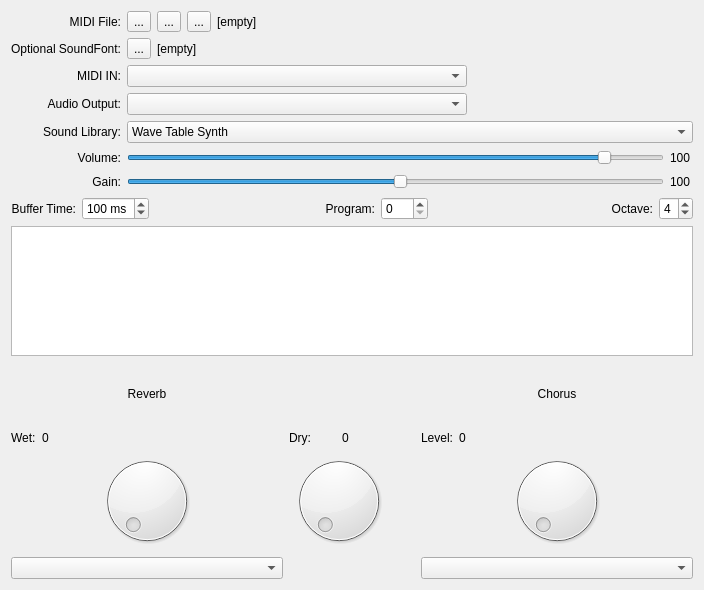
Before: the Qt Designer form guisynth/mainwindow.ui in pedrolcl/multiplatform-sonivoxeas, drawn with Qt 5.
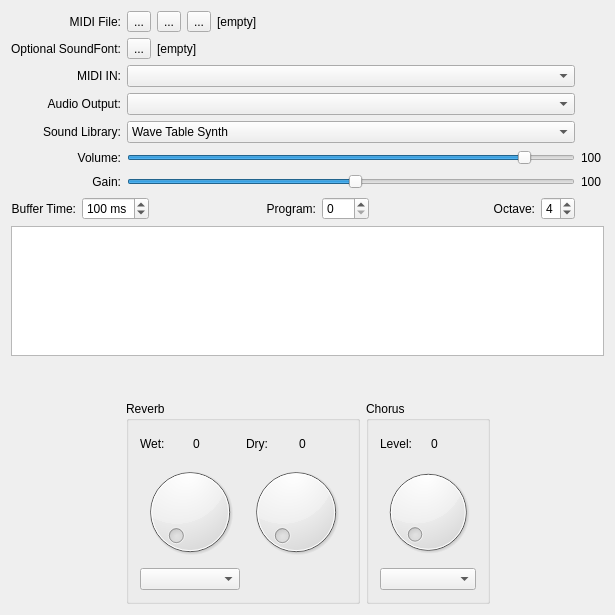
After: the same form once the commit is applied. Icons and pictures are not drawn. Custom widgets are drawn as their Qt base class.

```diff
--- a/guisynth/mainwindow.ui
+++ b/guisynth/mainwindow.ui
@@ -6,8 +6,8 @@
    <rect>
     <x>0</x>
     <y>0</y>
-    <width>704</width>
-    <height>590</height>
+    <width>615</width>
+    <height>615</height>
    </rect>
   </property>
   <property name="sizePolicy">
@@ -18,8 +18,8 @@
   </property>
   <property name="minimumSize">
    <size>
-    <width>474</width>
-    <height>496</height>
+    <width>615</width>
+    <height>615</height>
    </size>
   </property>
   <property name="windowTitle">
@@ -36,186 +36,7 @@
      <verstretch>0</verstretch>
     </sizepolicy>
    </property>
-   <layout class="QGridLayout" name="gridLayout_2">
-    <item row="2" column="0" colspan="4">
-     <widget class="drumstick::widgets::PianoKeybd" name="pianoKeybd">
-      <property name="sizePolicy">
-       <sizepolicy hsizetype="Expanding" vsizetype="Fixed">
-        <horstretch>0</horstretch>
-        <verstretch>0</verstretch>
-       </sizepolicy>
-      </property>
-      <property name="minimumSize">
-       <size>
-        <width>450</width>
-        <height>130</height>
-       </size>
-      </property>
-      <property name="maximumSize">
-       <size>
-        <width>16777215</width>
-        <height>130</height>
-       </size>
-      </property>
-      <property name="baseSize">
-       <size>
-        <width>450</width>
-        <height>130</height>
-       </size>
-      </property>
-      <property name="baseOctave" stdset="0">
-       <number>3</number>
-      </property>
-      <property name="numKeys" stdset="0">
-       <number>25</number>
-      </property>
-      <property name="keyPressedColor" stdset="0">
-       <color>
-        <red>255</red>
-        <green>0</green>
-        <blue>0</blue>
-       </color>
-      </property>
-     </widget>
-    </item>
-    <item row="3" column="0">
-     <widget class="QLabel" name="lblReverb">
-      <property name="text">
-       <string>Reverb</string>
-      </property>
-      <property name="alignment">
-       <set>Qt::AlignmentFlag::AlignCenter</set>
-      </property>
-     </widget>
-    </item>
-    <item row="3" column="2">
-     <spacer name="verticalSpacer">
-      <property name="orientation">
-       <enum>Qt::Orientation::Vertical</enum>
-      </property>
-      <property name="sizeHint" stdset="0">
-       <size>
-        <width>20</width>
-        <height>8</height>
-       </size>
-      </property>
-     </spacer>
-    </item>
-    <item row="3" column="3">
-     <widget class="QLabel" name="lblChorus">
-      <property name="text">
-       <string>Chorus</string>
-      </property>
-      <property name="alignment">
-       <set>Qt::AlignmentFlag::AlignCenter</set>
-      </property>
-     </widget>
-    </item>
-    <item row="4" column="0">
-     <layout class="QHBoxLayout" name="horizontalLayout_4">
-      <item>
-       <widget class="QLabel" name="lblWet">
-        <property name="sizePolicy">
-         <sizepolicy hsizetype="Minimum" vsizetype="Minimum">
-          <horstretch>0</horstretch>
-          <verstretch>0</verstretch>
-         </sizepolicy>
-        </property>
-        <property name="text">
-         <string>Wet:</string>
-        </property>
-       </widget>
-      </item>
-      <item>
-       <widget class="QLabel" name="lblWetVal">
-        <property name="sizePolicy">
-         <sizepolicy hsizetype="Expanding" vsizetype="Preferred">
-          <horstretch>0</horstretch>
-          <verstretch>0</verstretch>
-         </sizepolicy>
-        </property>
-        <property name="text">
-         <string>0</string>
-        </property>
-       </widget>
-      </item>
-     </layout>
-    </item>
-    <item row="4" column="1">
-     <layout class="QHBoxLayout" name="horizontalLayout_6">
-      <item>
-       <widget class="QLabel" name="lblDry">
-        <property name="text">
-         <string>Dry:</string>
-        </property>
-       </widget>
-      </item>
-      <item>
-       <widget class="QLabel" name="lblDryVal">
-        <property name="text">
-         <string>0</string>
-        </property>
-       </widget>
-      </item>
-     </layout>
-    </item>
-    <item row="4" column="3">
-     <layout class="QHBoxLayout" name="horizontalLayout_5">
-      <item>
-       <widget class="QLabel" name="lblLevel">
-        <property name="sizePolicy">
-         <sizepolicy hsizetype="Minimum" vsizetype="Minimum">
-          <horstretch>0</horstretch>
-          <verstretch>0</verstretch>
-         </sizepolicy>
-        </property>
-        <property name="text">
-         <string>Level:</string>
-        </property>
-       </widget>
-      </item>
-      <item>
-       <widget class="QLabel" name="lblLevelVa">
-        <property name="sizePolicy">
-         <sizepolicy hsizetype="Expanding" vsizetype="Minimum">
-          <horstretch>0</horstretch>
-          <verstretch>0</verstretch>
-         </sizepolicy>
-        </property>
-        <property name="text">
-         <string>0</string>
-        </property>
-       </widget>
-      </item>
-     </layout>
-    </item>
-    <item row="5" column="0">
-     <widget class="QDial" name="dial_ReverbWet">
-      <property name="maximum">
-       <number>32767</number>
-      </property>
-     </widget>
-    </item>
-    <item row="5" column="1">
-     <widget class="QDial" name="dial_ReverbDry">
-      <property name="maximum">
-       <number>32767</number>
-      </property>
-     </widget>
-    </item>
-    <item row="5" column="3">
-     <widget class="QDial" name="dial_Chorus">
-      <property name="maximum">
-       <number>32767</number>
-      </property>
-     </widget>
-    </item>
-    <item row="6" column="0">
-     <widget class="QComboBox" name="combo_Reverb"/>
-    </item>
-    <item row="6" column="3">
-     <widget class="QComboBox" name="combo_Chorus"/>
-    </item>
+   <layout class="QGridLayout" name="gridLayout_3">
     <item row="0" column="0" colspan="4">
      <layout class="QGridLayout" name="gridLayout">
       <item row="0" column="0">
@@ -237,7 +58,7 @@
         </property>
        </widget>
       </item>
-      <item row="0" column="1" colspan="2">
+      <item row="0" column="1">
        <layout class="QHBoxLayout" name="horizontalLayout">
         <item>
          <widget class="QToolButton" name="playButton">
@@ -355,11 +176,11 @@
       </item>
       <item row="2" column="1">
        <widget class="QComboBox" name="combo_MIDI">
-        <property name="maximumSize">
-         <size>
-          <width>340</width>
-          <height>16777215</height>
-         </size>
+        <property name="sizePolicy">
+         <sizepolicy hsizetype="Expanding" vsizetype="Fixed">
+          <horstretch>0</horstretch>
+          <verstretch>0</verstretch>
+         </sizepolicy>
         </property>
        </widget>
       </item>
@@ -385,17 +206,11 @@
       <item row="3" column="1">
        <widget class="QComboBox" name="combo_Device">
         <property name="sizePolicy">
-         <sizepolicy hsizetype="Minimum" vsizetype="Fixed">
+         <sizepolicy hsizetype="Expanding" vsizetype="Fixed">
           <horstretch>0</horstretch>
           <verstretch>0</verstretch>
          </sizepolicy>
         </property>
-        <property name="maximumSize">
-         <size>
-          <width>340</width>
-          <height>16777215</height>
-         </size>
-        </property>
        </widget>
       </item>
       <item row="4" column="0">
@@ -417,7 +232,7 @@
         </property>
        </widget>
       </item>
-      <item row="4" column="1" colspan="2">
+      <item row="4" column="1">
        <widget class="QComboBox" name="combo_sndlib">
         <property name="sizePolicy">
          <sizepolicy hsizetype="Expanding" vsizetype="Fixed">
@@ -554,9 +369,7 @@
         </property>
        </widget>
       </item>
-     </layout>
-    </item>
-    <item row="1" column="0" colspan="4">
+      <item row="7" column="0" colspan="2">
      <layout class="QHBoxLayout" name="horizontalLayout_2">
       <item>
        <widget class="QLabel" name="lblBufferTime">
@@ -667,6 +480,241 @@
        </widget>
       </item>
      </layout>
+      </item>
+     </layout>
+    </item>
+    <item row="1" column="0" colspan="4">
+     <widget class="drumstick::widgets::PianoKeybd" name="pianoKeybd">
+      <property name="sizePolicy">
+       <sizepolicy hsizetype="Expanding" vsizetype="Fixed">
+        <horstretch>0</horstretch>
+        <verstretch>0</verstretch>
+       </sizepolicy>
+      </property>
+      <property name="minimumSize">
+       <size>
+        <width>450</width>
+        <height>130</height>
+       </size>
+      </property>
+      <property name="maximumSize">
+       <size>
+        <width>16777215</width>
+        <height>130</height>
+       </size>
+      </property>
+      <property name="baseSize">
+       <size>
+        <width>450</width>
+        <height>130</height>
+       </size>
+      </property>
+      <property name="baseOctave" stdset="0">
+       <number>3</number>
+      </property>
+      <property name="numKeys" stdset="0">
+       <number>25</number>
+      </property>
+      <property name="keyPressedColor" stdset="0">
+       <color>
+        <red>255</red>
+        <green>0</green>
+        <blue>0</blue>
+       </color>
+      </property>
+     </widget>
+    </item>
+    <item row="2" column="1">
+     <spacer name="verticalSpacer">
+      <property name="orientation">
+       <enum>Qt::Orientation::Vertical</enum>
+      </property>
+      <property name="sizeHint" stdset="0">
+       <size>
+        <width>20</width>
+        <height>8</height>
+       </size>
+      </property>
+     </spacer>
+    </item>
+    <item row="3" column="0">
+     <spacer name="horizontalSpacer">
+      <property name="orientation">
+       <enum>Qt::Orientation::Horizontal</enum>
+      </property>
+      <property name="sizeHint" stdset="0">
+       <size>
+        <width>105</width>
+        <height>20</height>
+       </size>
+      </property>
+     </spacer>
+    </item>
+    <item row="3" column="1">
+     <widget class="QGroupBox" name="gbReverb">
+      <property name="minimumSize">
+       <size>
+        <width>230</width>
+        <height>203</height>
+       </size>
+      </property>
+      <property name="maximumSize">
+       <size>
+        <width>251</width>
+        <height>203</height>
+       </size>
+      </property>
+      <property name="title">
+       <string>Reverb</string>
+      </property>
+      <layout class="QGridLayout" name="gridLayout_2">
+       <item row="0" column="0">
+        <layout class="QHBoxLayout" name="horizontalLayout_4">
+         <item>
+          <widget class="QLabel" name="lblWet">
+           <property name="sizePolicy">
+            <sizepolicy hsizetype="Minimum" vsizetype="Minimum">
+             <horstretch>0</horstretch>
+             <verstretch>0</verstretch>
+            </sizepolicy>
+           </property>
+           <property name="text">
+            <string>Wet:</string>
+           </property>
+          </widget>
+         </item>
+         <item>
+          <widget class="QLabel" name="lblWetVal">
+           <property name="sizePolicy">
+            <sizepolicy hsizetype="Preferred" vsizetype="Preferred">
+             <horstretch>0</horstretch>
+             <verstretch>0</verstretch>
+            </sizepolicy>
+           </property>
+           <property name="text">
+            <string>0</string>
+           </property>
+          </widget>
+         </item>
+        </layout>
+       </item>
+       <item row="0" column="1">
+        <layout class="QHBoxLayout" name="horizontalLayout_6">
+         <item>
+          <widget class="QLabel" name="lblDry">
+           <property name="sizePolicy">
+            <sizepolicy hsizetype="Minimum" vsizetype="Minimum">
+             <horstretch>0</horstretch>
+             <verstretch>0</verstretch>
+            </sizepolicy>
+           </property>
+           <property name="text">
+            <string>Dry:</string>
+           </property>
+          </widget>
+         </item>
+         <item>
+          <widget class="QLabel" name="lblDryVal">
+           <property name="text">
+            <string>0</string>
+           </property>
+          </widget>
+         </item>
+        </layout>
+       </item>
+       <item row="1" column="0">
+        <widget class="QDial" name="dial_ReverbWet">
+         <property name="maximum">
+          <number>32767</number>
+         </property>
+        </widget>
+       </item>
+       <item row="1" column="1">
+        <widget class="QDial" name="dial_ReverbDry">
+         <property name="maximum">
+          <number>32767</number>
+         </property>
+        </widget>
+       </item>
+       <item row="2" column="0">
+        <widget class="QComboBox" name="combo_Reverb"/>
+       </item>
+      </layout>
+     </widget>
+    </item>
+    <item row="3" column="2">
+     <widget class="QGroupBox" name="gbChorus">
+      <property name="minimumSize">
+       <size>
+        <width>124</width>
+        <height>203</height>
+       </size>
+      </property>
+      <property name="maximumSize">
+       <size>
+        <width>124</width>
+        <height>203</height>
+       </size>
+      </property>
+      <property name="title">
+       <string>Chorus</string>
+      </property>
+      <layout class="QVBoxLayout" name="verticalLayout">
+       <item>
+        <layout class="QHBoxLayout" name="horizontalLayout_5">
+         <item>
+          <widget class="QLabel" name="lblLevel">
+           <property name="sizePolicy">
+            <sizepolicy hsizetype="Minimum" vsizetype="Minimum">
+             <horstretch>0</horstretch>
+             <verstretch>0</verstretch>
+            </sizepolicy>
+           </property>
+           <property name="text">
+            <string>Level:</string>
+           </property>
+          </widget>
+         </item>
+         <item>
+          <widget class="QLabel" name="lblLevelVa">
+           <property name="sizePolicy">
+            <sizepolicy hsizetype="Preferred" vsizetype="Minimum">
+             <horstretch>0</horstretch>
+             <verstretch>0</verstretch>
+            </sizepolicy>
+           </property>
+           <property name="text">
+            <string>0</string>
+           </property>
+          </widget>
+         </item>
+        </layout>
+       </item>
+       <item>
+        <widget class="QDial" name="dial_Chorus">
+         <property name="maximum">
+          <number>32767</number>
+         </property>
+        </widget>
+       </item>
+       <item>
+        <widget class="QComboBox" name="combo_Chorus"/>
+       </item>
+      </layout>
+     </widget>
+    </item>
+    <item row="3" column="3">
+     <spacer name="horizontalSpacer_2">
+      <property name="orientation">
+       <enum>Qt::Orientation::Horizontal</enum>
+      </property>
+      <property name="sizeHint" stdset="0">
+       <size>
+        <width>106</width>
+        <height>20</height>
+       </size>
+      </property>
+     </spacer>
     </item>
    </layout>
   </widget>
```
Left out of the diff: 2 changed lines with no effect on the pictures. Lines whose indentation alone changed are shown as unchanged.
